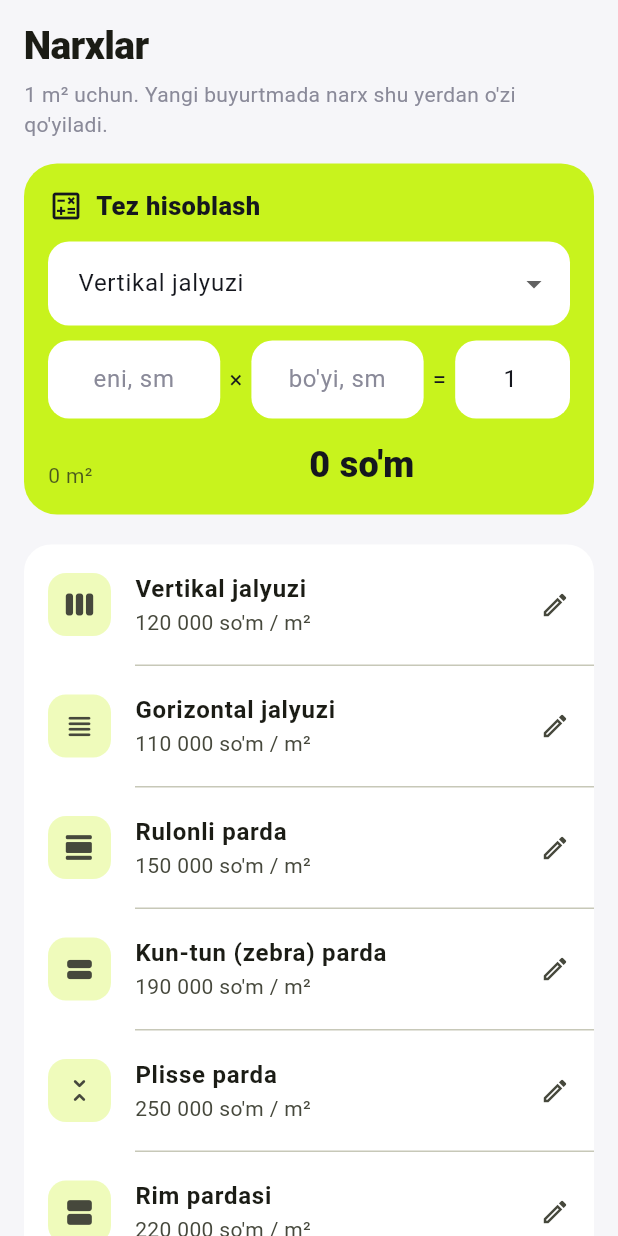
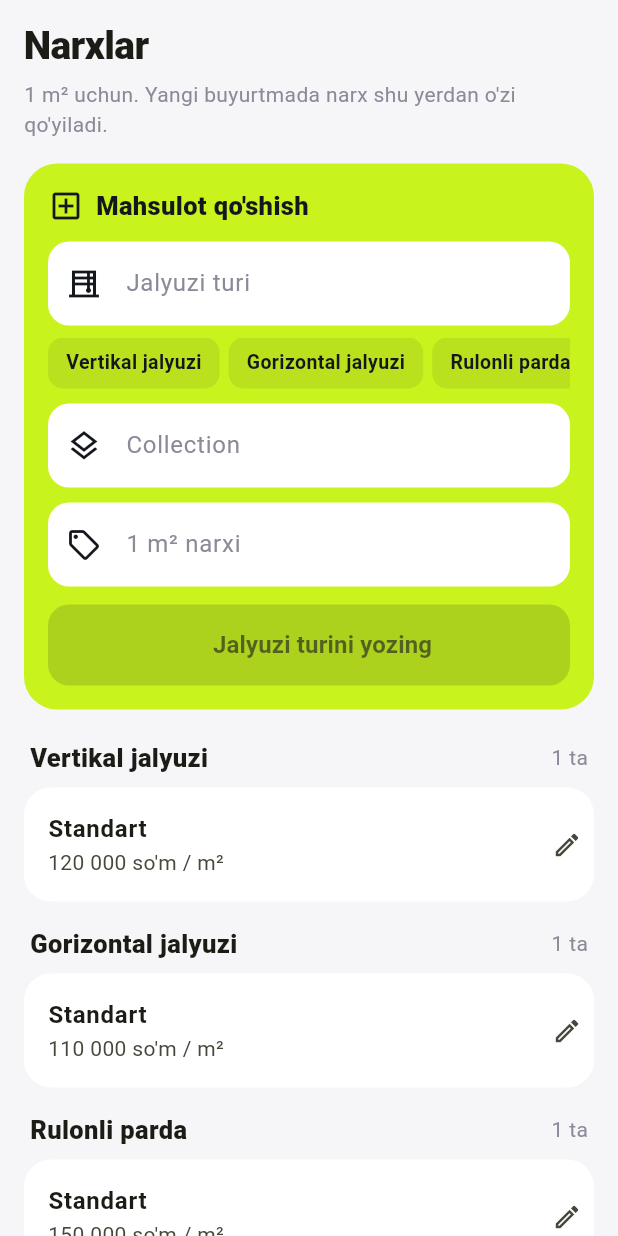
Before and after one commit to rkmshdj5rz-blip/Jalyuzichi, a Flutter app: the PricesScreen widget shown alone on an empty page, opened directly, on a phone screen of 412 x 824 dp. Run offline on Flutter 3.47's test engine with Material 3 defaults, Android fonts, the phone set to English and light mode, and no system bars; our stand-ins replace shared_preferences; accounts and stored records are empty.

Commit message:
Replace quick calculator with a product catalog (type, collection, price)
Co-Authored-By: Claude Opus 5.5 (1M context) <noreply@anthropic.com>
Claude-Session: https://claude.ai/code/session_01Tv7xciDPEZaLaoZD9Skyvp

```diff
--- a/lib/app_state.dart
+++ b/lib/app_state.dart
@@ -5,6 +5,7 @@ import 'package:shared_preferences/shared_preferences.dart';
 
 import 'data/branches.dart';
 import 'data/orders.dart';
+import 'data/products.dart';
 import 'data/sample_orders.dart';
 
 /// Foydalanuvchi ma'lumotlari. Hozircha telefonning o'zida saqlanadi,
@@ -177,22 +178,43 @@ class AppState extends ChangeNotifier {
   /// Filialdagi buyurtmalar soni.
   int ordersIn(Branch b) => orders.where((o) => o.branch == b.name).length;
 
-  /// 1 m² narxlari (mahsulot turi bo'yicha).
-  Map<String, double> get prices {
-    final raw = _prefs.getString('prices');
-    final saved = raw == null
-        ? const <String, dynamic>{}
-        : jsonDecode(raw) as Map<String, dynamic>;
-    return {
-      for (final t in productTypes)
-        t: (saved[t] as num?)?.toDouble() ?? defaultPrices[t] ?? 0,
-    };
+  /// Mahsulotlar katalogi (tur, collection, narx).
+  List<Product> get products {
+    final raw = _prefs.getString('products');
+    if (raw == null) return defaultProducts();
+    return [
+      for (final p in jsonDecode(raw) as List)
+        Product.fromJson(p as Map<String, dynamic>),
+    ];
   }
 
-  double priceFor(String type) => prices[type] ?? 0;
+  Future<void> _saveProducts(List<Product> list) => _prefs.setString(
+      'products', jsonEncode([for (final p in list) p.toJson()]));
 
-  Future<void> setPrice(String type, double price) async {
-    await _prefs.setString('prices', jsonEncode({...prices, type: price}));
+  /// Tur va collection bo'yicha mahsulotni topadi (katta-kichik harf farqsiz).
+  Product? findProduct(String type, String collection) {
+    final t = type.trim().toLowerCase(), c = collection.trim().toLowerCase();
+    return products
+        .where((p) =>
+            p.type.toLowerCase() == t && p.collection.toLowerCase() == c)
+        .firstOrNull;
+  }
+
+  /// Mahsulotni qo'shadi yoki o'zgartiradi.
+  Future<void> saveProduct(Product product) async {
+    final list = products;
+    final i = list.indexWhere((p) => p.id == product.id);
+    if (i < 0) {
+      list.add(product);
+    } else {
+      list[i] = product;
+    }
+    await _saveProducts(list);
+    notifyListeners();
+  }
+
+  Future<void> deleteProduct(String id) async {
+    await _saveProducts(products.where((p) => p.id != id).toList());
     notifyListeners();
   }
 
--- /dev/null
+++ b/lib/data/products.dart
@@ -0,0 +1,50 @@
+// Mahsulotlar katalogi: jalyuzi turi, collection va 1 m² narxi.
+
+import 'orders.dart';
+
+class Product {
+  Product({
+    required this.id,
+    required this.type,
+    required this.collection,
+    required this.price,
+  });
+
+  final String id;
+
+  /// Jalyuzi turi, masalan "Kombo".
+  String type;
+
+  /// Collection (mato yoki model), masalan "Collection-1".
+  String collection;
+
+  /// 1 m² narxi, so'mda.
+  double price;
+
+  String get label => collection.isEmpty ? type : '$type · $collection';
+
+  Map<String, dynamic> toJson() =>
+      {'id': id, 'type': type, 'collection': collection, 'price': price};
+
+  factory Product.fromJson(Map<String, dynamic> j) => Product(
+        id: j['id'] as String,
+        type: j['type'] as String,
+        collection: j['collection'] as String? ?? '',
+        price: (j['price'] as num).toDouble(),
+      );
+}
+
+/// Birinchi ishga tushganda katalogda turadigan namunaviy mahsulotlar.
+List<Product> defaultProducts() => [
+      for (var i = 0; i < productTypes.length; i++)
+        Product(
+          id: 'p${i + 1}',
+          type: productTypes[i],
+          collection: 'Standart',
+          price: defaultPrices[productTypes[i]] ?? 0,
+        ),
+    ];
+
+/// Turlar ro'yxati (katalogdagi tartibda, takrorlanmasdan).
+List<String> typesOf(List<Product> products) =>
+    {for (final p in products) p.type}.toList();
--- a/lib/screens/prices_screen.dart
+++ b/lib/screens/prices_screen.dart
@@ -1,29 +1,23 @@
 import 'package:flutter/material.dart';
-import 'package:flutter/services.dart';
 
 import '../app_state.dart';
 import '../data/orders.dart';
+import '../data/products.dart';
 import '../theme.dart';
 import '../widgets/money_field.dart';
 
-const _icons = {
-  'Vertikal jalyuzi': Icons.view_week_rounded,
-  'Gorizontal jalyuzi': Icons.view_headline_rounded,
-  'Rulonli parda': Icons.view_day_rounded,
-  'Kun-tun (zebra) parda': Icons.view_stream_rounded,
-  'Plisse parda': Icons.unfold_less_rounded,
-  'Rim pardasi': Icons.view_agenda_rounded,
-};
+const _red = Color(0xFFE5484D);
 
-/// Narxlar: 1 m² narxlari va tez hisoblash. Yangi buyurtmada narx
-/// shu yerdan avtomatik qo'yiladi.
+/// Narxlar: mahsulot qo'shish (tur, collection, 1 m² narxi) va katalog.
+/// Yangi buyurtmada narx shu yerdan avtomatik qo'yiladi.
 class PricesScreen extends StatelessWidget {
   const PricesScreen({super.key});
 
   @override
   Widget build(BuildContext context) {
     final state = AppScope.of(context);
-    final prices = state.prices;
+    final products = state.products;
+    final types = typesOf(products);
     return SafeArea(
       bottom: false,
       child: ListView(
@@ -37,98 +31,139 @@ class PricesScreen extends StatelessWidget {
               "1 m² uchun. Yangi buyurtmada narx shu yerdan o'zi qo'yiladi.",
               style: TextStyle(color: AppColors.lightMuted)),
           const SizedBox(height: 16),
-          _Calculator(prices: prices),
+          _AddProduct(types: types),
           const SizedBox(height: 20),
+          if (products.isEmpty)
+            const Padding(
+              padding: EdgeInsets.all(24),
+              child: Text("Hali mahsulot yo'q. Yuqorida birinchisini qo'shing.",
+                  textAlign: TextAlign.center,
+                  style: TextStyle(color: AppColors.lightMuted)),
+            ),
+          for (final t in types) ...[
+            Padding(
+              padding: const EdgeInsets.fromLTRB(4, 0, 4, 8),
+              child: Row(
+                children: [
+                  Expanded(
+                    child: Text(t,
+                        style: const TextStyle(
+                            fontSize: 17, fontWeight: FontWeight.w800)),
+                  ),
+                  Text('${products.where((p) => p.type == t).length} ta',
+                      style: const TextStyle(color: AppColors.lightMuted)),
+                ],
+              ),
+            ),
             Card(
               child: Column(
                 children: [
-                for (final t in productTypes) ...[
+                  for (final p in products.where((p) => p.type == t)) ...[
+                    if (p != products.firstWhere((x) => x.type == t))
+                      const Divider(height: 1, indent: 16, endIndent: 16),
                     ListTile(
-                    contentPadding:
-                        const EdgeInsets.symmetric(horizontal: 16, vertical: 4),
-                    leading: Container(
-                      width: 42,
-                      height: 42,
-                      decoration: BoxDecoration(
-                        color: AppColors.brand.withValues(alpha: 0.3),
-                        borderRadius: BorderRadius.circular(12),
+                      contentPadding: const EdgeInsets.fromLTRB(16, 2, 8, 2),
+                      title: Text(p.collection.isEmpty ? '—' : p.collection,
+                          style: const TextStyle(fontWeight: FontWeight.w600)),
+                      subtitle: Text('${formatMoney(p.price)} / m²'),
+                      trailing: const Icon(Icons.edit_outlined, size: 20),
+                      onTap: () => _edit(context, p),
                     ),
-                      child: Icon(_icons[t] ?? Icons.blinds_rounded, size: 22),
-                    ),
-                    title: Text(t,
-                        style: const TextStyle(fontWeight: FontWeight.w600)),
-                    subtitle: Text('${formatMoney(prices[t]!)} / m²'),
-                    trailing: const Icon(Icons.edit_outlined, size: 20),
-                    onTap: () => _edit(context, t, prices[t]!),
-                  ),
-                  if (t != productTypes.last)
-                    const Divider(height: 1, indent: 74),
                   ],
                 ],
               ),
             ),
+            const SizedBox(height: 16),
+          ],
         ],
       ),
     );
   }
 
-  Future<void> _edit(BuildContext context, String type, double price) async {
+  Future<void> _edit(BuildContext context, Product p) async {
     final state = AppScope.read(context);
-    final controller = TextEditingController(text: MoneyField.text(price));
-    final value = await showDialog<double>(
+    final messenger = ScaffoldMessenger.of(context);
+    final result = await showDialog<Object>(
       context: context,
-      builder: (c) => AlertDialog(
-        title: Text(type),
-        content: MoneyField(
-          controller: controller,
-          autofocus: true,
-          label: '1 m² narxi',
-          suffix: "so'm",
-        ),
-        actions: [
-          TextButton(
-              onPressed: () => Navigator.of(c).pop(),
-              child: const Text('Bekor qilish')),
-          FilledButton(
-            style: FilledButton.styleFrom(minimumSize: const Size(0, 44)),
-            onPressed: () => Navigator.of(c).pop(parseMoney(controller.text)),
-            child: const Text('Saqlash'),
-          ),
-        ],
-      ),
+      builder: (_) => _EditDialog(product: p),
     );
-    controller.dispose();
-    if (value != null) await state.setPrice(type, value);
+    if (result == 'delete') {
+      await state.deleteProduct(p.id);
+      messenger.showSnackBar(
+          SnackBar(content: Text("${p.label} o'chirildi")));
+    } else if (result is Product) {
+      await state.saveProduct(result);
+    }
   }
 }
 
-/// Mijoz telefonda so'raganda tez narx aytish uchun.
-class _Calculator extends StatefulWidget {
-  const _Calculator({required this.prices});
+/// Limon kartadagi "Mahsulot qo'shish" formasi.
+class _AddProduct extends StatefulWidget {
+  const _AddProduct({required this.types});
 
-  final Map<String, double> prices;
+  final List<String> types;
 
   @override
-  State<_Calculator> createState() => _CalculatorState();
+  State<_AddProduct> createState() => _AddProductState();
 }
 
-class _CalculatorState extends State<_Calculator> {
-  String _type = productTypes.first;
-  double _w = 0, _h = 0;
-  int _n = 1;
+class _AddProductState extends State<_AddProduct> {
+  final _type = TextEditingController();
+  final _collection = TextEditingController();
+  final _price = TextEditingController();
+
+  @override
+  void dispose() {
+    _type.dispose();
+    _collection.dispose();
+    _price.dispose();
+    super.dispose();
+  }
+
+  String? get _problem {
+    if (_type.text.trim().isEmpty) return 'Jalyuzi turini yozing';
+    if (_collection.text.trim().isEmpty) return 'Collectionni yozing';
+    if (parseMoney(_price.text) <= 0) return 'Narxini yozing';
+    return null;
+  }
+
+  Future<void> _add() async {
+    final state = AppScope.read(context);
+    final messenger = ScaffoldMessenger.of(context);
+    // Tur avvaldan bor bo'lsa, uning yozilishini saqlaymiz.
+    final typed = _type.text.trim();
+    final type = widget.types
+            .where((t) => t.toLowerCase() == typed.toLowerCase())
+            .firstOrNull ??
+        typed;
+    final collection = _collection.text.trim();
+    final price = parseMoney(_price.text);
+    final existing = state.findProduct(type, collection);
+    if (existing != null) {
+      await state.saveProduct(existing..price = price);
+      messenger.showSnackBar(SnackBar(
+          content: Text('${existing.label}: narx yangilandi')));
+    } else {
+      final p = Product(
+        id: 'p${DateTime.now().microsecondsSinceEpoch}',
+        type: type,
+        collection: collection,
+        price: price,
+      );
+      await state.saveProduct(p);
+      messenger.showSnackBar(
+          SnackBar(content: Text("${p.label} qo'shildi")));
+    }
+    // Tur qoladi: bir turga bir nechta collection ketma-ket qo'shiladi.
+    _collection.clear();
+    _price.clear();
+    setState(() {});
+  }
 
   @override
   Widget build(BuildContext context) {
-    final area = _w * _h / 10000 * _n;
-    final sum = area * (widget.prices[_type] ?? 0);
-    double parse(String s) => double.tryParse(s.replaceAll(',', '.')) ?? 0;
-    InputDecoration deco(String hint) => InputDecoration(
-          hintText: hint,
-          contentPadding:
-              const EdgeInsets.symmetric(horizontal: 8, vertical: 14),
-        );
-    final numberInput = [FilteringTextInputFormatter.allow(RegExp(r'[0-9.,]'))];
-
+    final problem = _problem;
+    final base = Theme.of(context);
     return Container(
       padding: const EdgeInsets.all(16),
       decoration: BoxDecoration(
@@ -137,116 +172,232 @@ class _CalculatorState extends State<_Calculator> {
       ),
       child: Theme(
         // Limon fonda maydonlar oq bo'ladi.
-        data: Theme.of(context).copyWith(
-          inputDecorationTheme: Theme.of(context).inputDecorationTheme.copyWith(
+        data: base.copyWith(
+          inputDecorationTheme: base.inputDecorationTheme.copyWith(
             fillColor: Colors.white,
             hintStyle: const TextStyle(color: AppColors.lightMuted),
+            labelStyle: const TextStyle(color: AppColors.lightMuted),
+            floatingLabelStyle: const TextStyle(color: AppColors.onBrand),
+            prefixIconColor: AppColors.onBrand,
+            suffixStyle: const TextStyle(color: AppColors.lightMuted),
           ),
+          textSelectionTheme: const TextSelectionThemeData(
+              cursorColor: AppColors.onBrand),
         ),
-        child: DefaultTextStyle.merge(
-          style: const TextStyle(color: AppColors.onBrand),
         child: Column(
           crossAxisAlignment: CrossAxisAlignment.stretch,
           children: [
             const Row(
               children: [
-                  Icon(Icons.calculate_outlined, color: AppColors.onBrand),
+                Icon(Icons.add_box_outlined, color: AppColors.onBrand),
                 SizedBox(width: 8),
-                  Text('Tez hisoblash',
-                      style:
-                          TextStyle(fontSize: 17, fontWeight: FontWeight.w800)),
+                Text("Mahsulot qo'shish",
+                    style: TextStyle(
+                        fontSize: 17,
+                        fontWeight: FontWeight.w800,
+                        color: AppColors.onBrand)),
               ],
             ),
             const SizedBox(height: 12),
-              DropdownButtonFormField<String>(
-                initialValue: _type,
-                isExpanded: true,
-                dropdownColor: Colors.white,
-                style: Theme.of(context)
-                    .textTheme
-                    .bodyLarge!
-                    .copyWith(color: AppColors.onBrand),
-                borderRadius: BorderRadius.circular(14),
-                items: [
-                  for (final t in productTypes)
-                    DropdownMenuItem(value: t, child: Text(t)),
-                ],
-                onChanged: (v) => setState(() => _type = v!),
-              ),
-              const SizedBox(height: 10),
-              Row(
+            _field(_type, 'Jalyuzi turi', 'Masalan: Kombo',
+                Icons.blinds_outlined),
+            if (widget.types.isNotEmpty) ...[
+              const SizedBox(height: 8),
+              SizedBox(
+                height: 34,
+                child: ListView(
+                  scrollDirection: Axis.horizontal,
                   children: [
-                  Expanded(
-                    flex: 3,
-                    child: TextField(
-                      textAlign: TextAlign.center,
-                      style: const TextStyle(color: AppColors.onBrand),
-                      keyboardType:
-                          const TextInputType.numberWithOptions(decimal: true),
-                      inputFormatters: numberInput,
-                      decoration: deco('eni, sm'),
-                      onChanged: (v) => setState(() => _w = parse(v)),
-                    ),
-                  ),
-                  const Padding(
-                    padding: EdgeInsets.symmetric(horizontal: 6),
-                    child: Text('×', style: TextStyle(fontSize: 16)),
-                  ),
-                  Expanded(
-                    flex: 3,
-                    child: TextField(
-                      textAlign: TextAlign.center,
-                      style: const TextStyle(color: AppColors.onBrand),
-                      keyboardType:
-                          const TextInputType.numberWithOptions(decimal: true),
-                      inputFormatters: numberInput,
-                      decoration: deco("bo'yi, sm"),
-                      onChanged: (v) => setState(() => _h = parse(v)),
-                    ),
-                  ),
-                  const Padding(
-                    padding: EdgeInsets.symmetric(horizontal: 6),
-                    child: Text('=', style: TextStyle(fontSize: 16)),
-                  ),
-                  Expanded(
-                    flex: 2,
-                    child: TextFormField(
-                      initialValue: '1',
-                      textAlign: TextAlign.center,
-                      style: const TextStyle(color: AppColors.onBrand),
-                      keyboardType: TextInputType.number,
-                      inputFormatters: [FilteringTextInputFormatter.digitsOnly],
-                      decoration: deco('soni'),
-                      onChanged: (v) =>
-                          setState(() => _n = int.tryParse(v) ?? 0),
+                    for (final t in widget.types)
+                      Padding(
+                        padding: const EdgeInsets.only(right: 6),
+                        child: _TypeChip(
+                          label: t,
+                          selected: _type.text.trim().toLowerCase() ==
+                              t.toLowerCase(),
+                          onTap: () => setState(() => _type.text = t),
                         ),
                       ),
                   ],
                 ),
-              const SizedBox(height: 14),
-              Row(
-                crossAxisAlignment: CrossAxisAlignment.end,
-                children: [
-                  Expanded(
-                    child: Text('${formatArea(area)} m²',
-                        style: TextStyle(
-                            color: AppColors.onBrand.withValues(alpha: 0.7))),
               ),
-                  Flexible(
-                    child: FittedBox(
-                      fit: BoxFit.scaleDown,
-                      alignment: Alignment.centerRight,
-                      child: Text(formatMoney(sum),
-                          style: const TextStyle(
-                              fontSize: 24, fontWeight: FontWeight.w800)),
+            ],
+            const SizedBox(height: 10),
+            _field(_collection, 'Collection', 'Masalan: Collection-1',
+                Icons.layers_outlined),
+            const SizedBox(height: 10),
+            MoneyField(
+              controller: _price,
+              label: '1 m² narxi',
+              icon: Icons.sell_outlined,
+              onChanged: (_) => setState(() {}),
             ),
+            const SizedBox(height: 12),
+            FilledButton.icon(
+              onPressed: problem == null ? _add : null,
+              style: FilledButton.styleFrom(
+                backgroundColor: AppColors.onBrand,
+                foregroundColor: Colors.white,
+                disabledBackgroundColor:
+                    AppColors.onBrand.withValues(alpha: 0.15),
+                disabledForegroundColor:
+                    AppColors.onBrand.withValues(alpha: 0.6),
+              ),
+              icon: Icon(problem == null ? Icons.add_rounded : null),
+              label: Text(problem ?? "Qo'shish"),
             ),
           ],
         ),
-            ],
       ),
+    );
+  }
+
+  Widget _field(TextEditingController c, String label, String hint,
+      IconData icon) {
+    return TextField(
+      controller: c,
+      textCapitalization: TextCapitalization.sentences,
+      style: const TextStyle(color: AppColors.onBrand),
+      onChanged: (_) => setState(() {}),
+      decoration: InputDecoration(
+        labelText: label,
+        hintText: hint,
+        prefixIcon: Icon(icon),
+      ),
+    );
+  }
+}
+
+class _TypeChip extends StatelessWidget {
+  const _TypeChip(
+      {required this.label, required this.selected, required this.onTap});
+
+  final String label;
+  final bool selected;
+  final VoidCallback onTap;
+
+  @override
+  Widget build(BuildContext context) {
+    return Material(
+      color: selected
+          ? AppColors.onBrand
+          : AppColors.onBrand.withValues(alpha: 0.08),
+      borderRadius: BorderRadius.circular(10),
+      child: InkWell(
+        borderRadius: BorderRadius.circular(10),
+        onTap: onTap,
+        child: Padding(
+          padding: const EdgeInsets.symmetric(horizontal: 12, vertical: 7),
+          child: Text(label,
+              style: TextStyle(
+                  fontSize: 13,
+                  fontWeight: FontWeight.w600,
+                  color: selected ? Colors.white : AppColors.onBrand)),
         ),
       ),
     );
   }
 }
+
+/// Mahsulotni o'zgartirish yoki o'chirish oynasi.
+/// Natija: o'zgargan [Product] yoki 'delete'.
+class _EditDialog extends StatefulWidget {
+  const _EditDialog({required this.product});
+
+  final Product product;
+
+  @override
+  State<_EditDialog> createState() => _EditDialogState();
+}
+
+class _EditDialogState extends State<_EditDialog> {
+  late final _type = TextEditingController(text: widget.product.type);
+  late final _collection =
+      TextEditingController(text: widget.product.collection);
+  late final _price =
+      TextEditingController(text: MoneyField.text(widget.product.price));
+
+  @override
+  void dispose() {
+    _type.dispose();
+    _collection.dispose();
+    _price.dispose();
+    super.dispose();
+  }
+
+  @override
+  Widget build(BuildContext context) {
+    final valid = _type.text.trim().isNotEmpty && parseMoney(_price.text) > 0;
+    return AlertDialog(
+      title: const Text('Mahsulot'),
+      content: SingleChildScrollView(
+        child: Column(
+          mainAxisSize: MainAxisSize.min,
+          children: [
+            TextField(
+              controller: _type,
+              onChanged: (_) => setState(() {}),
+              decoration: const InputDecoration(labelText: 'Jalyuzi turi'),
+            ),
+            const SizedBox(height: 10),
+            TextField(
+              controller: _collection,
+              decoration: const InputDecoration(labelText: 'Collection'),
+            ),
+            const SizedBox(height: 10),
+            MoneyField(
+              controller: _price,
+              label: '1 m² narxi',
+              onChanged: (_) => setState(() {}),
+            ),
+          ],
+        ),
+      ),
+      actions: [
+        TextButton(
+          onPressed: () async {
+            final ok = await showDialog<bool>(
+              context: context,
+              builder: (c) => AlertDialog(
+                title: Text("${widget.product.label} o'chirilsinmi?"),
+                content: const Text(
+                    "Eski buyurtmalardagi narxlar o'zgarmaydi."),
+                actions: [
+                  TextButton(
+                      onPressed: () => Navigator.of(c).pop(false),
+                      child: const Text('Bekor qilish')),
+                  TextButton(
+                    onPressed: () => Navigator.of(c).pop(true),
+                    style: TextButton.styleFrom(foregroundColor: _red),
+                    child: const Text("O'chirish"),
+                  ),
+                ],
+              ),
+            );
+            if (ok == true && context.mounted) {
+              Navigator.of(context).pop('delete');
+            }
+          },
+          style: TextButton.styleFrom(foregroundColor: _red),
+          child: const Text("O'chirish"),
+        ),
+        TextButton(
+          onPressed: () => Navigator.of(context).pop(),
+          child: const Text('Bekor qilish'),
+        ),
+        FilledButton(
+          style: FilledButton.styleFrom(minimumSize: const Size(0, 44)),
+          onPressed: valid
+              ? () => Navigator.of(context).pop(Product(
+                    id: widget.product.id,
+                    type: _type.text.trim(),
+                    collection: _collection.text.trim(),
+                    price: parseMoney(_price.text),
+                  ))
+              : null,
+          child: const Text('Saqlash'),
+        ),
+      ],
+    );
+  }
+}
```
Also changed, not shown: lib/screens/new_order_screen.dart (+58 -28 lines), 3 other files. Lines whose indentation alone changed are shown as unchanged.
